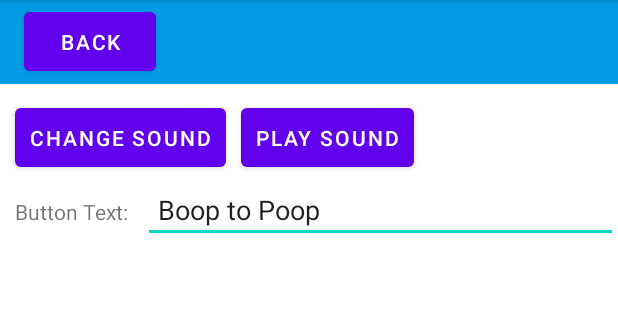
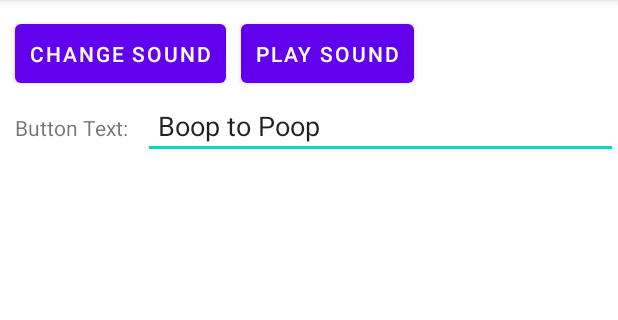
Before and after one commit to WestRyanK/smart-dog-bell, an Android app: the SettingsActivity screen opened directly, with no data from a screen before it, on a phone screen of 412 x 824 dp, the part 84-404 px from its top. Run offline under Robolectric (Android 15) with nearby library versions, the light colour scheme and no system bars.

Commit message:
Remove "Back" Button from Settings Page

```diff
--- a/android_app/app/src/main/res/layout/activity_settings.xml
+++ b/android_app/app/src/main/res/layout/activity_settings.xml
@@ -5,23 +5,11 @@
     android:layout_width="match_parent"
     android:layout_height="match_parent"
     tools:context=".SettingsActivity">
-    <androidx.appcompat.widget.Toolbar
-        android:id="@+id/toolbar"
-        android:layout_width="match_parent"
-        android:layout_height="wrap_content"
-        android:background="@color/light_blue_600"
-        app:layout_constraintTop_toTopOf="parent">
-        <Button
-            android:layout_width="wrap_content"
-            android:layout_height="wrap_content"
-            android:padding="10dp"
-            android:text="back"/>
-    </androidx.appcompat.widget.Toolbar>
     <Button
         android:id="@+id/changeSoundButton"
         android:layout_width="wrap_content"
         android:layout_height="wrap_content"
-        app:layout_constraintTop_toBottomOf="@id/toolbar"
+        app:layout_constraintTop_toTopOf="parent"
         app:layout_constraintLeft_toLeftOf="parent"
         android:padding="10dp"
         android:layout_margin="10dp"
@@ -30,7 +18,7 @@
         android:id="@+id/playSoundButton"
         android:layout_width="wrap_content"
         android:layout_height="wrap_content"
-        app:layout_constraintTop_toBottomOf="@id/toolbar"
+        app:layout_constraintTop_toTopOf="parent"
         app:layout_constraintLeft_toRightOf="@id/changeSoundButton"
         android:padding="10dp"
         android:layout_margin="10dp"
```
